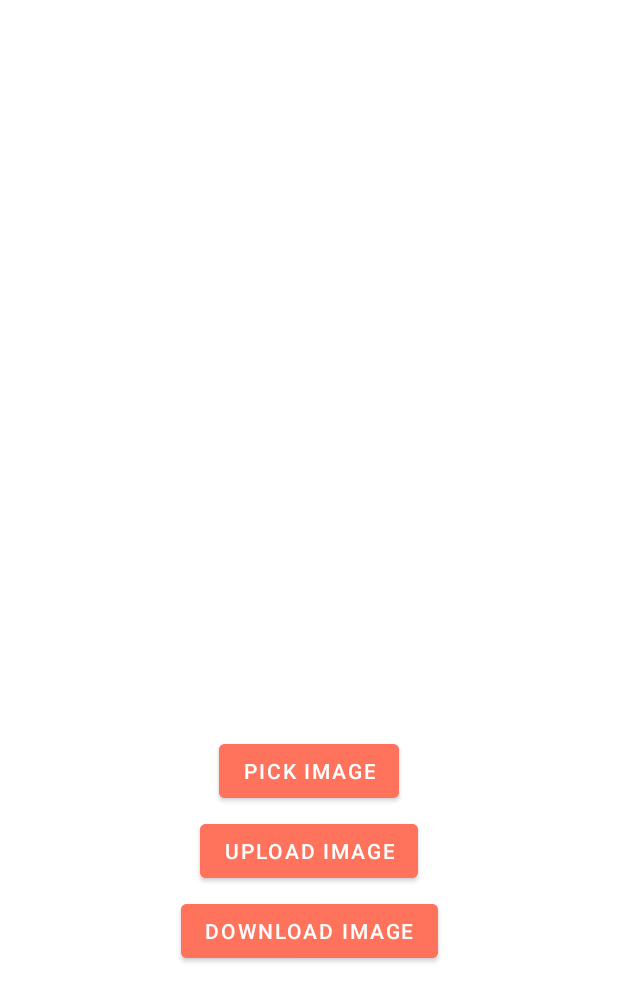
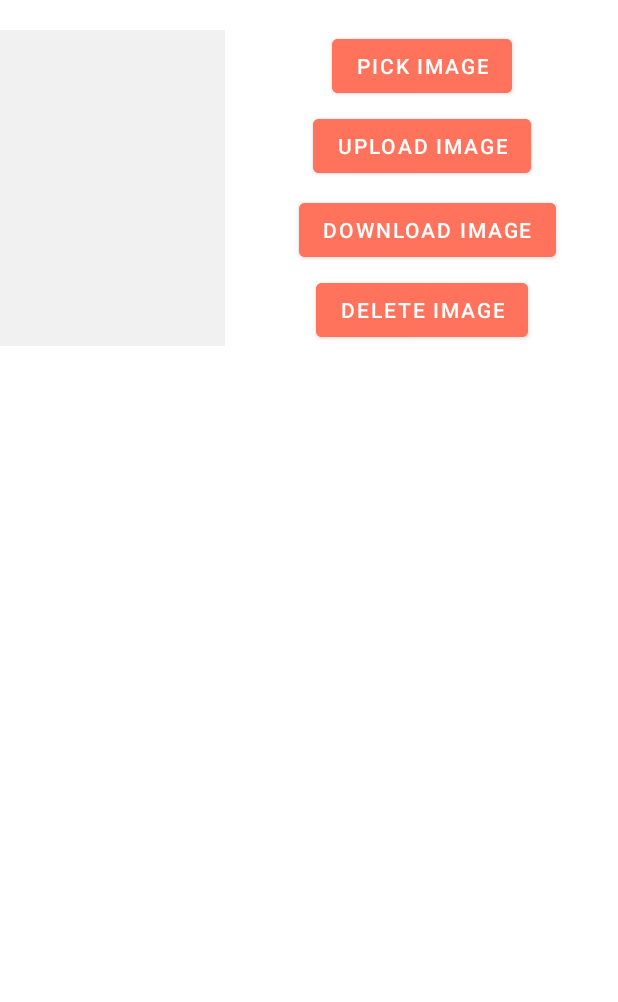
Before and after one commit to rajkayasth/Firebase_tutorial, an Android app: the UploadActivity screen opened directly, with no data from a screen before it, on a phone screen of 412 x 824 dp. Shown: the top 1002 px of the screen. Run offline under Robolectric (Android 15) with nearby library versions, the phone set to English and light mode, and no system bars; our stand-ins replace Firebase (no records; nobody signed in at launch, a user with empty details on screens opened directly), data binding; 2 statements that could not run were skipped.

```diff
--- a/app/build.gradle
+++ b/app/build.gradle
@@ -2,6 +2,7 @@ plugins {
     id 'com.android.application'
     id 'org.jetbrains.kotlin.android'
     id 'com.google.gms.google-services'
+    id 'kotlin-kapt'
 }
 
 android {
@@ -46,6 +47,7 @@ dependencies {
     implementation 'com.google.android.gms:play-services-auth:20.3.0'
     implementation 'com.google.firebase:firebase-firestore-ktx:24.3.1'
     implementation 'com.google.firebase:firebase-storage-ktx:20.0.2'
+    implementation 'com.google.firebase:firebase-database-ktx:20.0.6'
     testImplementation 'junit:junit:4.13.2'
     androidTestImplementation 'androidx.test.ext:junit:1.1.3'
     androidTestImplementation 'androidx.test.espresso:espresso-core:3.4.0'
@@ -59,4 +61,8 @@ dependencies {
 
 
     implementation platform('com.google.firebase:firebase-bom:30.5.0')
+
+
+    implementation 'com.github.bumptech.glide:glide:4.14.1'
+    kapt 'com.github.bumptech.glide:compiler:4.14.1'
 }
--- a/app/src/main/java/com/example/firebaseauthexampe/HomeActivity.kt
+++ b/app/src/main/java/com/example/firebaseauthexampe/HomeActivity.kt
@@ -8,6 +8,7 @@ import android.widget.Toast
 import androidx.appcompat.app.AppCompatActivity
 import androidx.databinding.DataBindingUtil
 import com.example.firebaseauthexampe.databinding.ActivityHomeBinding
+import com.example.firebaseauthexampe.realtimedb.RealtimeDbActivity
 import com.google.firebase.auth.FirebaseAuth
 import com.google.firebase.firestore.FieldValue
 import com.google.firebase.firestore.SetOptions
@@ -69,6 +70,10 @@ class HomeActivity : AppCompatActivity() {
                 "0Na6nc285tbZJequu2eI",
                 "Elon"
             )
+        }
+
+        binding.btnRealTimeDb.setOnClickListener {
+            startActivity(Intent(this@HomeActivity,RealtimeDbActivity::class.java))
         }
 
         binding.btnTransaction.setOnClickListener {
--- /dev/null
+++ b/app/src/main/java/com/example/firebaseauthexampe/ImageAdapter.kt
@@ -0,0 +1,35 @@
+package com.example.firebaseauthexampe
+
+import android.view.LayoutInflater
+import android.view.View
+import android.view.ViewGroup
+import android.widget.ImageView
+import androidx.recyclerview.widget.RecyclerView
+import com.bumptech.glide.Glide
+
+class ImageAdapter(
+    val url: List<String>
+) : RecyclerView.Adapter<ImageAdapter.ImageViewHolder>() {
+    inner class ImageViewHolder(itemView: View) : RecyclerView.ViewHolder(itemView) {
+        val ivImage :ImageView = itemView.findViewById(R.id.ivImage)
+    }
+
+    override fun onCreateViewHolder(parent: ViewGroup, viewType: Int): ImageViewHolder {
+        return ImageViewHolder(
+            LayoutInflater.from(parent.context).inflate(
+                R.layout.item_image,
+                parent,
+                false
+            )
+        )
+    }
+
+    override fun onBindViewHolder(holder: ImageViewHolder, position: Int) {
+        val urls = url[position]
+        Glide.with(holder.itemView).load(urls).into(holder.ivImage)
+    }
+
+    override fun getItemCount(): Int {
+        return url.size
+    }
+}
--- a/app/src/main/java/com/example/firebaseauthexampe/UploadActivity.kt
+++ b/app/src/main/java/com/example/firebaseauthexampe/UploadActivity.kt
@@ -11,8 +11,10 @@ import android.util.TimeUtils
 import android.widget.Toast
 import androidx.activity.result.contract.ActivityResultContracts
 import androidx.databinding.DataBindingUtil
+import androidx.recyclerview.widget.LinearLayoutManager
 import com.example.firebaseauthexampe.databinding.ActivityHomeBinding
 import com.example.firebaseauthexampe.databinding.ActivityUploadBinding
+import com.example.firebaseauthexampe.realtimedb.RealtimeDbActivity
 import com.google.firebase.ktx.Firebase
 import com.google.firebase.storage.ktx.storage
 import kotlinx.coroutines.CoroutineScope
@@ -43,18 +45,72 @@ class UploadActivity : AppCompatActivity() {
         super.onCreate(savedInstanceState)
         _binding = DataBindingUtil.setContentView(this, R.layout.activity_upload)
 
-        val curTime = Calendar.getInstance().time
+        val curTime = Calendar.getInstance().timeInMillis
         val fileName = "MyImage-$curTime"
         binding.btnPickImage.setOnClickListener {
             contract.launch("image/*")
         }
         binding.btnUploadImage.setOnClickListener {
 
-            uploadImageToStorage("myImage")
+            uploadImageToStorage("myImage$curTime")
         }
 
         binding.btnDownloadFile.setOnClickListener {
             downloadImage("myImage")
+        }
+
+        binding.btnDeleteImage.setOnClickListener {
+            deleteImage("myImage")
+
+        }
+        listFiles()
+
+//        binding.btnRealTimeDb.setOnClickListener {
+//            startActivity(Intent(this@UploadActivity,RealtimeDbActivity::class.java))
+//        }
+    }
+
+
+    private fun listFiles() = CoroutineScope(Dispatchers.IO).launch {
+        try {
+            val images = imageRef.child("images/").listAll().await()
+            val imageUrl = mutableListOf<String>()
+            for (image in images.items) {
+                val url = image.downloadUrl.await()
+                imageUrl.add(url.toString())
+            }
+            withContext(Dispatchers.Main) {
+
+                val imageAdapter = ImageAdapter(imageUrl)
+                binding.rvImages.apply {
+                    adapter = imageAdapter
+                    layoutManager = LinearLayoutManager(this@UploadActivity)
+                }
+
+                //Toast.makeText(this@UploadActivity,"Deleted Successfully", Toast.LENGTH_SHORT).show()
+                // Log.d("TAG", "uploadImageToStorage: ${e.message}")
+            }
+        } catch (e: Exception) {
+            withContext(Dispatchers.Main) {
+                Toast.makeText(this@UploadActivity, e.message, Toast.LENGTH_SHORT).show()
+                Log.d("TAG", "deleteImageToStorage: ${e.message}")
+            }
+        }
+    }
+
+    private fun deleteImage(fileName: String) = CoroutineScope(Dispatchers.IO).launch {
+        try {
+            imageRef.child("images/$fileName").delete().await()
+            withContext(Dispatchers.Main) {
+                Toast.makeText(this@UploadActivity, "Deleted Successfully", Toast.LENGTH_SHORT)
+                    .show()
+                // Log.d("TAG", "uploadImageToStorage: ${e.message}")
+            }
+        } catch (e: Exception) {
+            withContext(Dispatchers.Main) {
+                Toast.makeText(this@UploadActivity, e.message, Toast.LENGTH_SHORT).show()
+                Log.d("TAG", "deleteImageToStorage: ${e.message}")
+            }
         }
     }
 
@@ -63,11 +119,11 @@ class UploadActivity : AppCompatActivity() {
             val maxDownloadSize = 5L * 1024 * 1024
             val bytes = imageRef.child("images/$fileName").getBytes(maxDownloadSize).await()
 
-            val bmp = BitmapFactory.decodeByteArray(bytes,0,bytes.size)
+            val bmp = BitmapFactory.decodeByteArray(bytes, 0, bytes.size)
             withContext(Dispatchers.Main) {
-               binding.ivUploadedImage.setImageBitmap(bmp)
+                binding.ivUploadedImage.setImageBitmap(bmp)
             }
-        }catch (e:Exception){
+        } catch (e: Exception) {
             withContext(Dispatchers.Main) {
                 Toast.makeText(this@UploadActivity, e.message, Toast.LENGTH_SHORT).show()
                 Log.d("TAG", "uploadImageToStorage: ${e.message}")
--- a/app/src/main/res/layout/activity_upload.xml
+++ b/app/src/main/res/layout/activity_upload.xml
@@ -15,10 +15,11 @@
 
         <com.google.android.material.imageview.ShapeableImageView
             android:id="@+id/ivUploadedImage"
-            android:layout_width="300dp"
-            android:layout_height="450dp"
+            android:layout_width="150dp"
+            android:layout_height="0dp"
             android:layout_marginTop="20dp"
-            app:layout_constraintEnd_toEndOf="parent"
+            android:background="#F1F1F1"
+            app:layout_constraintBottom_toBottomOf="@+id/btnDeleteImage"
             app:layout_constraintStart_toStartOf="parent"
             app:layout_constraintTop_toTopOf="parent" />
 
@@ -28,21 +29,21 @@
             android:layout_width="wrap_content"
             android:layout_height="wrap_content"
             android:layout_marginTop="20dp"
+            android:backgroundTint="@color/btn_color"
             android:text="@string/pick_image"
-            android:backgroundTint="@color/btn_color"
             app:layout_constraintEnd_toEndOf="parent"
-            app:layout_constraintStart_toStartOf="parent"
-            app:layout_constraintTop_toBottomOf="@id/ivUploadedImage" />
+            app:layout_constraintStart_toEndOf="@id/ivUploadedImage"
+            app:layout_constraintTop_toTopOf="parent" />
 
         <com.google.android.material.button.MaterialButton
             android:id="@+id/btnUploadImage"
             android:layout_width="wrap_content"
             android:layout_height="wrap_content"
             android:layout_marginTop="5dp"
+            android:backgroundTint="@color/btn_color"
             android:text="@string/upload_image"
-            android:backgroundTint="@color/btn_color"
             app:layout_constraintEnd_toEndOf="parent"
-            app:layout_constraintStart_toStartOf="parent"
+            app:layout_constraintStart_toEndOf="@id/ivUploadedImage"
             app:layout_constraintTop_toBottomOf="@id/btnPickImage" />
 
 
@@ -50,12 +51,50 @@
             android:id="@+id/btnDownloadFile"
             android:layout_width="wrap_content"
             android:layout_height="wrap_content"
+            android:layout_marginStart="8dp"
+            android:layout_marginTop="8dp"
+            android:backgroundTint="@color/btn_color"
+            android:text="@string/download_file"
+            app:layout_constraintEnd_toEndOf="parent"
+            app:layout_constraintStart_toEndOf="@id/ivUploadedImage"
+            app:layout_constraintTop_toBottomOf="@id/btnUploadImage" />
+
+        <com.google.android.material.button.MaterialButton
+            android:id="@+id/btnDeleteImage"
+            android:layout_width="wrap_content"
+            android:layout_height="wrap_content"
             android:layout_marginTop="5dp"
-            android:text="@string/download_file"
             android:backgroundTint="@color/btn_color"
+            android:text="@string/delete_image"
             app:layout_constraintEnd_toEndOf="parent"
+            app:layout_constraintStart_toEndOf="@id/ivUploadedImage"
+            app:layout_constraintTop_toBottomOf="@id/btnDownloadFile" />
+
+<!--        <com.google.android.material.button.MaterialButton-->
+<!--            android:id="@+id/btnRealTimeDb"-->
+<!--            android:layout_width="wrap_content"-->
+<!--            android:layout_height="wrap_content"-->
+<!--            android:layout_marginTop="10dp"-->
+<!--            android:backgroundTint="@color/black"-->
+<!--            android:textColor="@color/white"-->
+<!--            android:text="@string/realTime_Db"-->
+<!--            app:layout_constraintStart_toStartOf="parent"-->
+<!--            app:layout_constraintEnd_toEndOf="parent"-->
+<!--            app:layout_constraintTop_toBottomOf="@id/btnDeleteImage" />-->
+
+
+
+        <androidx.recyclerview.widget.RecyclerView
+            android:id="@+id/rvImages"
+            android:layout_width="0dp"
+            android:layout_height="0dp"
+            app:layout_constraintBottom_toBottomOf="parent"
+            app:layout_constraintEnd_toEndOf="parent"
+            app:layout_constraintHorizontal_bias="0.5"
             app:layout_constraintStart_toStartOf="parent"
-            app:layout_constraintTop_toBottomOf="@id/btnUploadImage" />
+           app:layout_constraintTop_toBottomOf="@id/btnDeleteImage"/>
+
+
 
 
     </androidx.constraintlayout.widget.ConstraintLayout>
--- a/app/src/main/res/values/strings.xml
+++ b/app/src/main/res/values/strings.xml
@@ -31,4 +31,11 @@
     <string name="upload_image">Upload Image</string>
     <string name="pick_image">Pick Image</string>
     <string name="download_file">Download Image</string>
+    <string name="delete_image">Delete Image</string>
+    <string name="realTime_Db">Go to RealTime Db Activity</string>
+    <string name="insert_data">insert Data</string>
+    <string name="fetch_data">Fetch Data</string>
+    <string name="firebase_realtime_database_app_in_kotlin">Firebase Realtime Database App in Kotlin</string>
+    <string name="enter_age">Enter age</string>
+    <string name="enter_salary">Enter salary</string>
 </resources>
```
Also changed, not shown: app/src/main/AndroidManifest.xml (+11 -7 lines), app/src/main/java/com/example/firebaseauthexampe/realtimedb/InsertionActivity.kt (added, +72 -0 lines), app/src/main/java/com/example/firebaseauthexampe/realtimedb/RealtimeDbActivity.kt (added, +29 -0 lines), app/src/main/java/com/example/firebaseauthexampe/realtimedb/model/Employee.kt (added, +8 -0 lines), app/src/main/res/layout/activity_home.xml (+15 -0 lines), app/src/main/res/layout/activity_insertion.xml (added, +72 -0 lines), app/src/main/res/layout/activity_realtime_db.xml (added, +51 -0 lines), app/src/main/res/layout/item_image.xml (added, +20 -0 lines).
